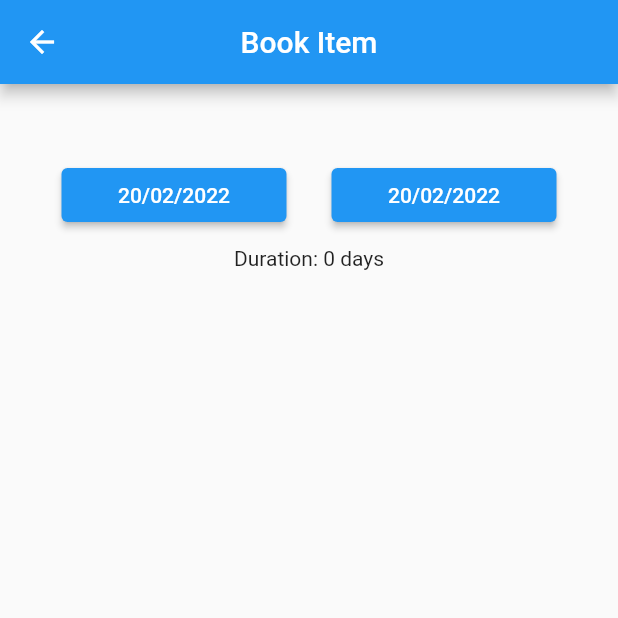
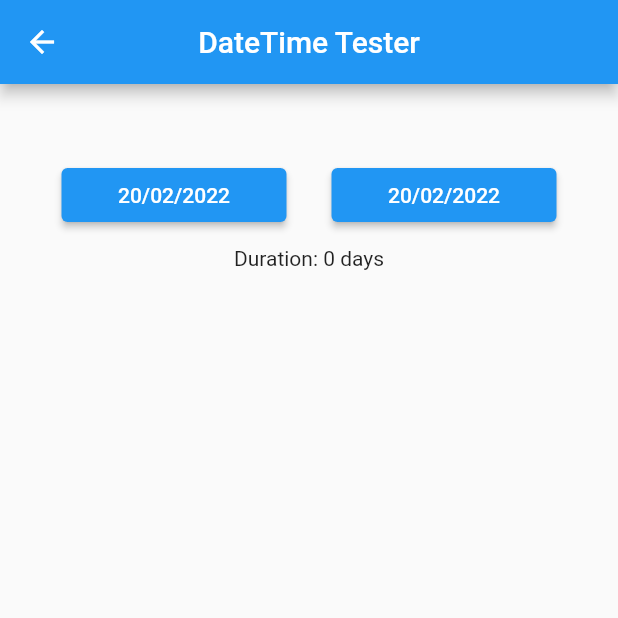
Before and after one commit to minin0la/DIP_E018, a Flutter app: the screen it shows once a user with an empty profile is signed in, after a tap on the "add" icon, on a phone screen of 412 x 824 dp, the top half of it. Run offline on Flutter 3.47's test engine with Material 2 defaults, Android fonts, the phone set to English and light mode, and no system bars; our stand-ins replace cloud_firestore, firebase_auth, firebase_core, qr_flutter; missing offline and left inert: qr; accounts and stored records are empty; network calls fail.

Commit message:
added QR code generating page and linked it to another floatingactionbutton on Switchnav page

```diff
--- a/irent_app/lib/datetimetest.dart
+++ b/irent_app/lib/datetimetest.dart
@@ -25,7 +25,7 @@ class _DateTimeTestState extends State<DateTimeTest> {
     return SafeArea(
       child: Scaffold(
         appBar: AppBar(
-          title: Text('Book Item'),
+          title: Text('DateTime Tester'),
           centerTitle: true,
         ),
         body: Container(
--- a/irent_app/lib/switch_nav.dart
+++ b/irent_app/lib/switch_nav.dart
@@ -2,11 +2,13 @@
 
 import 'package:flutter/material.dart';
 import 'package:irent_app/account.dart';
+import 'package:irent_app/qrrtest.dart';
 import 'dart:ui';
 import 'app_icons.dart';
 import 'datetimetest.dart';
 import 'package:irent_app/app_icons.dart';
 import 'account.dart';
+import 'qrrtest.dart';
 
 class SwitchNavBar extends StatefulWidget {
   const SwitchNavBar({Key? key}) : super(key: key);
@@ -121,12 +123,27 @@ class _SwitchNavBarState extends State<SwitchNavBar> {
           onTap: _onItemTapped,
         ),
       ),
-      floatingActionButton: FloatingActionButton(
-        onPressed: () {
-          Navigator.push(
-              context, MaterialPageRoute(builder: (context) => DateTimeTest()));
-        },
-        child: Icon(Icons.add),
+      floatingActionButton: Row(
+        mainAxisAlignment: MainAxisAlignment.spaceAround,
+        children: [
+          FloatingActionButton(
+            heroTag: 'datetime_tester',
+            onPressed: () {
+              Navigator.push(context,
+                  MaterialPageRoute(builder: (context) => DateTimeTest()));
+            },
+            child: Icon(Icons.add),
+          ),
+          FloatingActionButton(
+            onPressed: () {
+              Navigator.push(
+                  context, MaterialPageRoute(builder: (context) => QrTest()));
+            },
+            tooltip: 'QR Testing',
+            heroTag: 'qr_tester',
+            child: Icon(Icons.add),
+          )
+        ],
       ),
     );
   }
--- a/irent_app/pubspec.yaml
+++ b/irent_app/pubspec.yaml
@@ -37,6 +37,7 @@ dependencies:
   firebase_auth: ^3.3.5
   cloud_firestore: ^3.1.7
   intl: ^0.17.0
+  qr_flutter: ^4.0.0
 
 dev_dependencies:
   flutter_test:
```
Also changed, not shown: irent_app/lib/qrrtest.dart (added, +42 -0 lines), irent_app/pubspec.lock.
